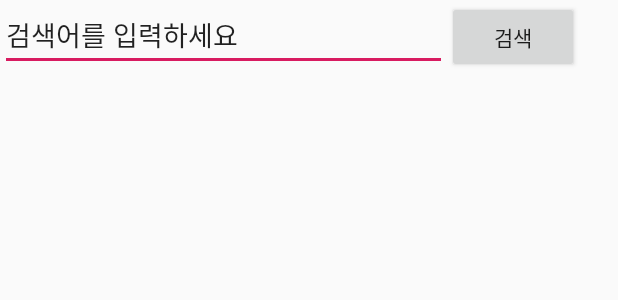
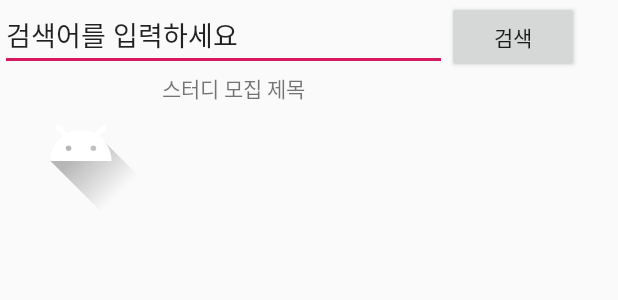
Before and after one commit to KoEunseong/Final_term_android, an Android app: the layout search.xml on its own in the app's theme, with its tools: preview values and no code run, on a phone screen of 412 x 824 dp. Shown: the top 300 px of the screen. Run offline under Robolectric (Android 15) with nearby library versions, the phone set to English and light mode, and no system bars.

Commit message:
프로필, 검색 (kt, xml) 커밋

```diff
--- a/app/src/main/AndroidManifest.xml
+++ b/app/src/main/AndroidManifest.xml
@@ -20,6 +20,8 @@
         <activity android:name=".join" android:label="join 액티비티"/>
         <activity android:name=".Login" android:label="Login 액티비티"/>
         <activity android:name=".FindStudy" android:label="findStudy 액티비티"/>
+        <activity android:name=".Profile" android:label="profile 액티비티"/>
+        <activity android:name=".Search" android:label="search 액티비티"/>
     </application>
 
 </manifest>
--- a/app/src/main/res/layout/profile.xml
+++ b/app/src/main/res/layout/profile.xml
@@ -20,6 +20,7 @@
         android:orientation="vertical"
         >
         <TextView
+            android:id="@+id/tvName"
             android:layout_height="wrap_content"
             android:layout_width="100dp"
             android:text="이름"
@@ -27,6 +28,7 @@
             android:layout_marginBottom="30dp"
             />
         <TextView
+            android:id="@+id/tvSns"
             android:layout_height="wrap_content"
             android:layout_width="100dp"
             android:text="sns"
@@ -34,6 +36,7 @@
             android:layout_marginBottom="30dp"
             />
         <TextView
+            android:id="@+id/tvTeam"
             android:layout_height="wrap_content"
             android:layout_width="100dp"
             android:text="학교 등"
@@ -41,9 +44,10 @@
             android:layout_marginBottom="30dp"
             />
         <TextView
+            android:id="@+id/tvBlank"
             android:layout_height="wrap_content"
             android:layout_width="100dp"
-            android:text="이름"
+            android:text="빈칸"
             android:layout_gravity="center"
             android:layout_marginBottom="30dp"
             />
--- a/app/src/main/res/layout/search.xml
+++ b/app/src/main/res/layout/search.xml
@@ -11,14 +11,49 @@
         android:orientation="horizontal"
         >
         <EditText
+            android:id="@+id/edit_search"
             android:layout_width="298dp"
             android:layout_height="wrap_content"
             android:text="검색어를 입력하세요" />
         <Button
+            android:id="@+id/search_btn"
             android:layout_width="wrap_content"
             android:layout_height="wrap_content"
             android:text="검색"
             />
     </LinearLayout>
+    <ScrollView
+        android:layout_width="match_parent"
+        android:layout_height="match_parent"
+        >
+        <LinearLayout
+            android:layout_width="match_parent"
+            android:layout_height="match_parent">
+            <LinearLayout
+                android:layout_width="match_parent"
+                android:layout_height="100dp"
+                android:orientation="horizontal"
+                >
+                <ImageView
+                    android:layout_width="wrap_content"
+                    android:layout_height="match_parent"
+                    android:src="@drawable/ic_launcher_foreground"
+                />
+                <LinearLayout
+                    android:layout_width="match_parent"
+                    android:layout_height="match_parent"
+                    android:orientation="vertical"
+                    >
+                    <TextView
+                        android:layout_width="wrap_content"
+                        android:layout_height="wrap_content"
+                        android:text="스터디 모집 제목"/>
+                </LinearLayout>
+
+            </LinearLayout>
+
+        </LinearLayout>
+
+    </ScrollView>
 
 </LinearLayout>
```
Also changed, not shown: app/src/main/java/com/example/final_project/Profile.kt (added, +26 -0 lines), app/src/main/java/com/example/final_project/Search.kt (added, +26 -0 lines).
